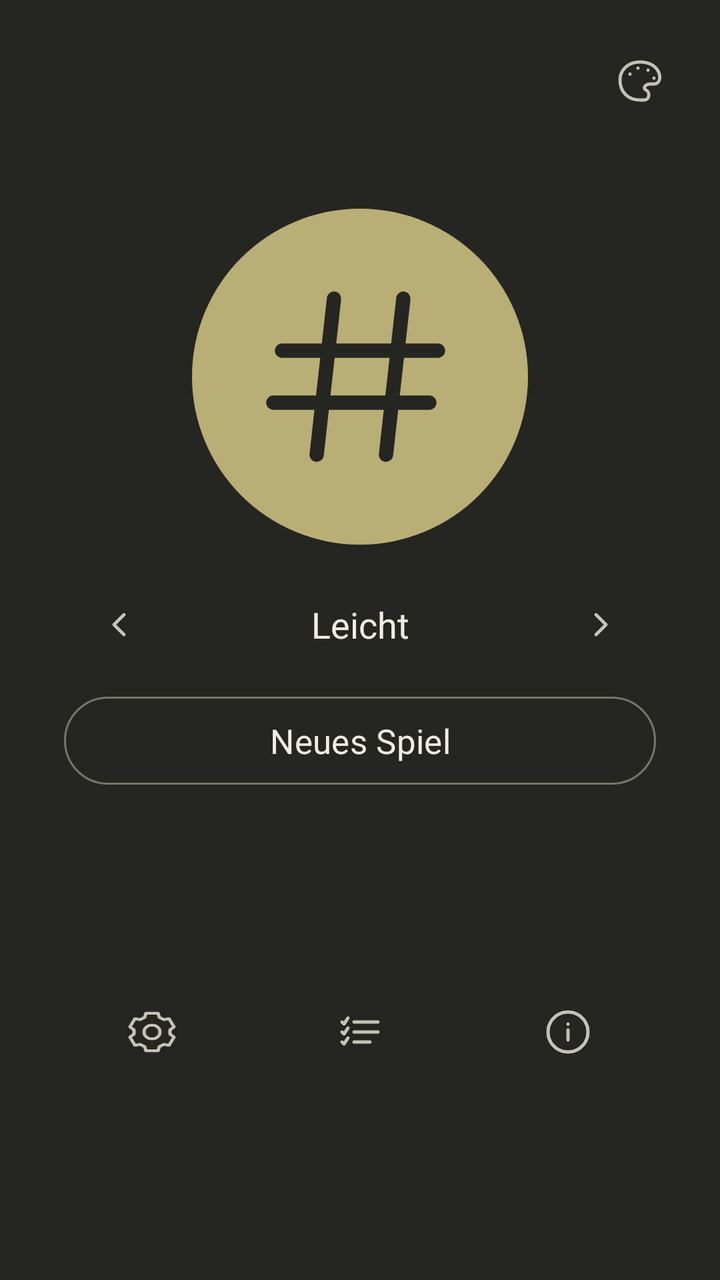
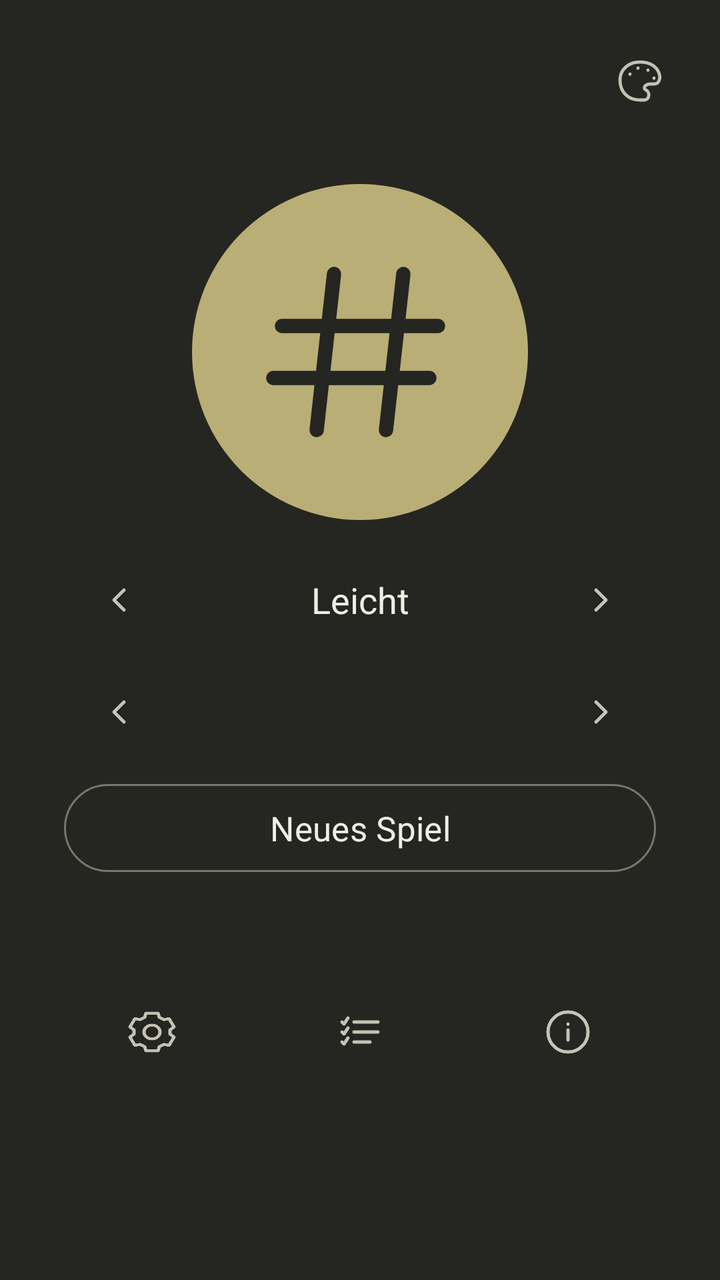

Screens rendered from an Android XML layout before and after an edit, with the pre-edit source and the edit as a unified diff.
<!-- AndroidManifest.xml: application theme Theme.Sudoku -->
<!-- res/layout/activity_main.xml -->
<?xml version="1.0" encoding="utf-8"?>
<androidx.constraintlayout.widget.ConstraintLayout xmlns:android="http://schemas.android.com/apk/res/android"
    xmlns:app="http://schemas.android.com/apk/res-auto"
    xmlns:tools="http://schemas.android.com/tools"
    android:id="@+id/main"
    android:layout_width="match_parent"
    android:layout_height="match_parent"
    tools:context=".MainActivity">

    <LinearLayout
        android:id="@+id/theme_selector"
        android:layout_width="0dp"
        android:layout_height="wrap_content"
        android:layout_marginHorizontal="12dp"
        android:layout_marginTop="12dp"
        android:gravity="center_vertical"
        android:orientation="horizontal"
        app:layout_constraintEnd_toEndOf="parent"
        app:layout_constraintStart_toStartOf="parent"
        app:layout_constraintTop_toTopOf="parent"
        app:layout_constraintWidth_max="480dp">

        <Space
            android:layout_width="0dp"
            android:layout_height="1dp"
            android:layout_weight="1" />

        <ImageButton
            android:id="@+id/select_theme"
            style="@style/Widget.Sudoku.IconButton"
            android:contentDescription="@string/choose_theme"
            android:src="@drawable/ic_palette" />
    </LinearLayout>

    <androidx.core.widget.NestedScrollView
        android:layout_width="0dp"
        android:layout_height="0dp"
        android:fillViewport="true"
        android:scrollbars="none"
        app:layout_constraintBottom_toTopOf="@id/home_footer"
        app:layout_constraintEnd_toEndOf="parent"
        app:layout_constraintStart_toStartOf="parent"
        app:layout_constraintTop_toBottomOf="@id/theme_selector">

        <androidx.constraintlayout.widget.ConstraintLayout
            android:layout_width="match_parent"
            android:layout_height="wrap_content"
            android:minHeight="360dp"
            android:paddingHorizontal="32dp"
            android:paddingVertical="24dp">

            <LinearLayout
                android:layout_width="0dp"
                android:layout_height="wrap_content"
                android:gravity="center"
                android:orientation="vertical"
                app:layout_constraintBottom_toBottomOf="parent"
                app:layout_constraintEnd_toEndOf="parent"
                app:layout_constraintStart_toStartOf="parent"
                app:layout_constraintTop_toTopOf="parent"
                app:layout_constraintVertical_bias="0.52"
                app:layout_constraintWidth_max="320dp">

                <ImageView
                    android:layout_width="168dp"
                    android:layout_height="168dp"
                    android:background="@drawable/background_sudoku_mark"
                    android:importantForAccessibility="no"
                    android:padding="32dp"
                    android:src="@drawable/ic_sudoku_mark" />

                <LinearLayout
                    android:layout_width="match_parent"
                    android:layout_height="wrap_content"
                    android:layout_marginTop="12dp"
                    android:gravity="center_vertical"
                    android:orientation="horizontal">

                    <ImageButton
                        android:id="@+id/previous_difficulty"
                        style="@style/Widget.Sudoku.IconButton"
                        android:contentDescription="@string/previous_difficulty"
                        android:src="@drawable/ic_chevron_left" />

                    <TextView
                        android:id="@+id/difficulty_name"
                        style="@style/Widget.Sudoku.SelectorLabel"
                        android:text="@string/difficulty_easy" />

                    <ImageButton
                        android:id="@+id/next_difficulty"
                        style="@style/Widget.Sudoku.IconButton"
                        android:contentDescription="@string/next_difficulty"
                        android:src="@drawable/ic_chevron_right" />
                </LinearLayout>

                <com.google.android.material.button.MaterialButton
                    android:id="@+id/new_game"
                    style="@style/Widget.Material3.Button.OutlinedButton"
                    android:layout_width="match_parent"
                    android:layout_height="52dp"
                    android:layout_marginTop="4dp"
                    android:fontFamily="sans-serif"
                    android:insetTop="4dp"
                    android:insetBottom="4dp"
                    android:text="@string/new_game"
                    android:textAllCaps="false"
                    android:textColor="?attr/homeForeground"
                    android:textSize="17sp"
                    app:backgroundTint="@android:color/transparent"
                    app:cornerRadius="28dp"
                    app:strokeColor="?attr/homeOutline"
                    app:strokeWidth="1dp" />

                <com.google.android.material.button.MaterialButton
                    android:id="@+id/continue_game"
                    style="@style/Widget.Material3.Button.TextButton"
                    android:layout_width="match_parent"
                    android:layout_height="56dp"
                    android:fontFamily="sans-serif"
                    android:text="@string/continue_game"
                    android:textColor="?attr/homeForeground"
                    android:textSize="17sp"
                    android:visibility="invisible" />
            </LinearLayout>
        </androidx.constraintlayout.widget.ConstraintLayout>
    </androidx.core.widget.NestedScrollView>

    <LinearLayout
        android:id="@+id/home_footer"
        android:layout_width="wrap_content"
        android:layout_height="wrap_content"
        android:layout_marginBottom="96dp"
        android:gravity="center"
        android:orientation="horizontal"
        app:layout_constraintBottom_toBottomOf="parent"
        app:layout_constraintEnd_toEndOf="parent"
        app:layout_constraintStart_toStartOf="parent">

        <ImageButton
            android:id="@+id/settings"
            style="@style/Widget.Sudoku.IconButton"
            android:contentDescription="@string/settings"
            android:src="@drawable/ic_settings" />

        <ImageButton
            android:id="@+id/best_times"
            style="@style/Widget.Sudoku.IconButton"
            android:layout_marginHorizontal="48dp"
            android:contentDescription="@string/best_times"
            android:src="@drawable/ic_best_times" />

        <ImageButton
            android:id="@+id/about"
            style="@style/Widget.Sudoku.IconButton"
            android:contentDescription="@string/about"
            android:src="@drawable/ic_info" />
    </LinearLayout>
</androidx.constraintlayout.widget.ConstraintLayout>
<!-- resources referenced by this layout -->
<resources>
  <!-- drawable background_sudoku_mark (drawable) -->
  <shape xmlns:android="http://schemas.android.com/apk/res/android" android:shape="oval">
      <solid android:color="?attr/homeAccent" />
  </shape>
  <!-- drawable ic_chevron_left (drawable) -->
  <vector xmlns:android="http://schemas.android.com/apk/res/android"
      android:width="24dp"
      android:height="24dp"
      android:viewportWidth="24"
      android:viewportHeight="24">
      <path
          android:fillColor="@android:color/transparent"
          android:pathData="M14,7 L9,12 L14,17"
          android:strokeColor="?attr/homeMuted"
          android:strokeLineCap="round"
          android:strokeLineJoin="round"
          android:strokeWidth="1.65" />
  </vector>
  <!-- drawable ic_chevron_right (drawable) -->
  <vector xmlns:android="http://schemas.android.com/apk/res/android"
      android:width="24dp"
      android:height="24dp"
      android:viewportWidth="24"
      android:viewportHeight="24">
      <path
          android:fillColor="@android:color/transparent"
          android:pathData="M10,7 L15,12 L10,17"
          android:strokeColor="?attr/homeMuted"
          android:strokeLineCap="round"
          android:strokeLineJoin="round"
          android:strokeWidth="1.65" />
  </vector>
  <!-- drawable ic_sudoku_mark (drawable) -->
  <vector xmlns:android="http://schemas.android.com/apk/res/android"
      android:width="24dp"
      android:height="24dp"
      android:viewportWidth="24"
      android:viewportHeight="24">
      <path
          android:fillColor="@android:color/transparent"
          android:pathData="@string/sudoku_mark_path"
          android:strokeColor="?attr/homeBackground"
          android:strokeLineCap="round"
          android:strokeLineJoin="round"
          android:strokeWidth="1.65" />
  </vector>
  <string name="about">Über Sudoku</string>
  <string name="best_times">Bestzeiten</string>
  <string name="choose_theme">Farbthema wählen</string>
  <string name="continue_game">Fortsetzen</string>
  <string name="difficulty_easy">Leicht</string>
  <string name="new_game">Neues Spiel</string>
  <string name="next_difficulty">Nächste Schwierigkeit</string>
  <string name="previous_difficulty">Vorherige Schwierigkeit</string>
  <string name="settings">Einstellungen</string>
  <style name="Widget.Sudoku.IconButton" parent="Widget.AppCompat.ImageButton">
          <item name="android:layout_width">56dp</item>
          <item name="android:layout_height">56dp</item>
          <item name="android:background">?attr/selectableItemBackgroundBorderless</item>
          <item name="android:padding">17dp</item>
          <item name="android:tint">?attr/homeMuted</item>
      </style>
  <style name="Widget.Sudoku.SelectorLabel" parent="Widget.AppCompat.TextView">
          <item name="android:layout_width">0dp</item>
          <item name="android:layout_height">wrap_content</item>
          <item name="android:layout_weight">1</item>
          <item name="android:gravity">center</item>
          <item name="android:fontFamily">sans-serif</item>
          <item name="android:textColor">?attr/homeForeground</item>
          <item name="android:textSize">18sp</item>
          <item name="android:accessibilityLiveRegion">polite</item>
      </style>
  <string name="sudoku_mark_path" translatable="false">M9,3 L7,21 M17,3 L15,21 M3,9 L21,9 M2,15 L20,15</string>
  <color name="aurum_background">#252521</color>
  <color name="aurum_foreground">#F0EEE4</color>
  <color name="aurum_muted">#C4C2B5</color>
  <color name="aurum_accent">#B9AE76</color>
  <color name="aurum_outline">#77766A</color>
  <!-- unchanged entries left out for length: 5 -->
</resources>

<!-- the commit's change to res/layout/activity_main.xml (unified diff, before → after) -->
@@ -94,6 +94,30 @@
                         android:src="@drawable/ic_chevron_right" />
                 </LinearLayout>
 
+                <LinearLayout
+                    android:layout_width="match_parent"
+                    android:layout_height="wrap_content"
+                    android:gravity="center_vertical"
+                    android:orientation="horizontal">
+
+                    <ImageButton
+                        android:id="@+id/previous_level"
+                        style="@style/Widget.Sudoku.IconButton"
+                        android:contentDescription="@string/previous_level"
+                        android:src="@drawable/ic_chevron_left" />
+
+                    <TextView
+                        android:id="@+id/level_name"
+                        style="@style/Widget.Sudoku.SelectorLabel"
+                        android:accessibilityLiveRegion="polite" />
+
+                    <ImageButton
+                        android:id="@+id/next_level"
+                        style="@style/Widget.Sudoku.IconButton"
+                        android:contentDescription="@string/next_level"
+                        android:src="@drawable/ic_chevron_right" />
+                </LinearLayout>
+
                 <com.google.android.material.button.MaterialButton
                     android:id="@+id/new_game"
                     style="@style/Widget.Material3.Button.OutlinedButton"
<!-- resource entries referenced after the edit -->
@@ -53,7 +53,9 @@
   <string name="difficulty_easy">Leicht</string>
   <string name="new_game">Neues Spiel</string>
   <string name="next_difficulty">Nächste Schwierigkeit</string>
+  <string name="next_level">Nächstes Level</string>
   <string name="previous_difficulty">Vorherige Schwierigkeit</string>
+  <string name="previous_level">Vorheriges Level</string>
   <string name="settings">Einstellungen</string>
   <style name="Widget.Sudoku.IconButton" parent="Widget.AppCompat.ImageButton">
           <item name="android:layout_width">56dp</item>
